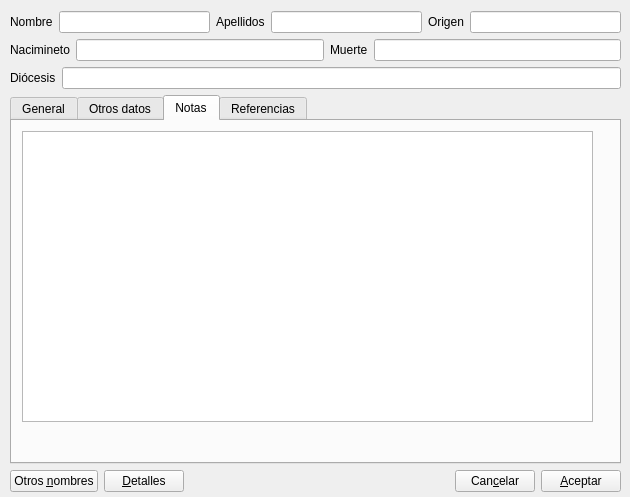
Before: the Qt Designer form gui/dlgnuevapersona.ui in rogorido/qtpredicadores, drawn with Qt 5.
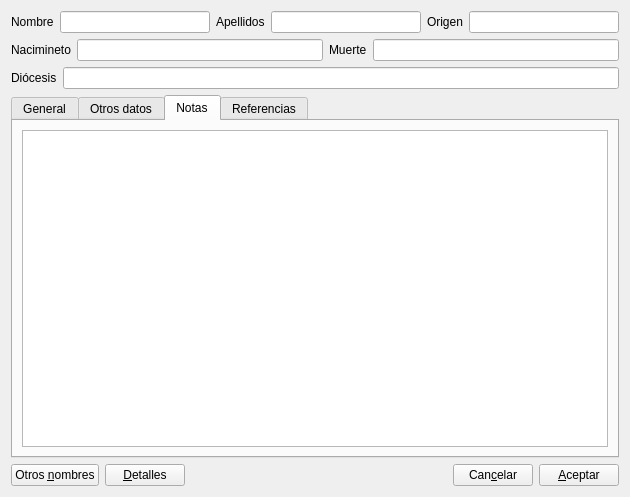
After: the same form once the commit is applied. The open tabs and pages were chosen to show the change. Icons and pictures are not drawn.

What changed in the file:
```diff
--- a/gui/dlgnuevapersona.ui
+++ b/gui/dlgnuevapersona.ui
@@ -17,15 +17,6 @@
    <iconset resource="../icons.qrc">
     <normaloff>:/icons/icons/persona.png</normaloff>:/icons/icons/persona.png</iconset>
   </property>
-  <widget class="QWidget" name="layoutWidget">
-   <property name="geometry">
-    <rect>
-     <x>10</x>
-     <y>11</y>
-     <width>611</width>
-     <height>481</height>
-    </rect>
-   </property>
    <layout class="QVBoxLayout" name="verticalLayout">
     <item>
      <layout class="QHBoxLayout" name="horizontalLayout_2">
@@ -213,16 +204,11 @@
        <attribute name="title">
         <string>Notas</string>
        </attribute>
-       <widget class="QTextEdit" name="txtNotas">
-        <property name="geometry">
-         <rect>
-          <x>10</x>
-          <y>10</y>
-          <width>571</width>
-          <height>291</height>
-         </rect>
-        </property>
-       </widget>
+      <layout class="QHBoxLayout" name="horizontalLayout_5">
+       <item>
+        <widget class="QTextEdit" name="txtNotas"/>
+       </item>
+      </layout>
       </widget>
       <widget class="QWidget" name="tabReferencias">
        <attribute name="title">
@@ -277,7 +263,6 @@
      </layout>
     </item>
    </layout>
-  </widget>
  </widget>
  <tabstops>
   <tabstop>txtNombre</tabstop>
```
Left out of the diff: 2 changed lines with no effect on the pictures. Lines whose indentation alone changed are shown as unchanged.
